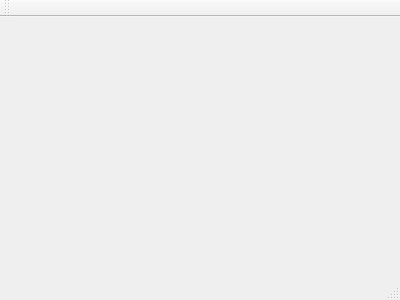
Before: the Qt Designer form mainwindow.ui in mariusmg2/X-Courier, drawn with Qt 5.
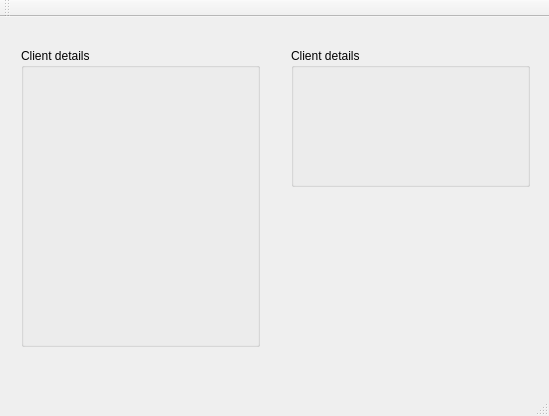
After: the same form once the commit is applied.

Commit message: main window UI redesign

Patch:
```diff
--- a/mainwindow.ui
+++ b/mainwindow.ui
@@ -1,24 +1,78 @@
 <ui version="4.0">
  <class>MainWindow</class>
- <widget class="QMainWindow" name="MainWindow" >
-  <property name="geometry" >
+ <widget class="QMainWindow" name="MainWindow">
+  <property name="geometry">
    <rect>
     <x>0</x>
     <y>0</y>
-    <width>400</width>
-    <height>300</height>
+    <width>549</width>
+    <height>416</height>
    </rect>
   </property>
   <property name="windowTitle" >
    <string>MainWindow</string>
   </property>
-  <widget class="QMenuBar" name="menuBar" />
-  <widget class="QToolBar" name="mainToolBar" />
-  <widget class="QWidget" name="centralWidget" />
-  <widget class="QStatusBar" name="statusBar" />
+  <widget class="QWidget" name="centralWidget">
+   <widget class="QWidget" name="horizontalLayoutWidget">
+    <property name="geometry">
+     <rect>
+      <x>10</x>
+      <y>20</y>
+      <width>261</width>
+      <height>321</height>
+     </rect>
+    </property>
+    <layout class="QHBoxLayout" name="leftLayout">
+     <item>
+      <widget class="QGroupBox" name="clientBox">
+       <property name="title">
+        <string>Client details</string>
+       </property>
+      </widget>
+     </item>
+    </layout>
+   </widget>
+   <widget class="QWidget" name="horizontalLayoutWidget_2">
+    <property name="geometry">
+     <rect>
+      <x>280</x>
+      <y>20</y>
+      <width>261</width>
+      <height>161</height>
+     </rect>
+    </property>
+    <layout class="QHBoxLayout" name="rightLayout">
+     <item>
+      <widget class="QGroupBox" name="recipientBox">
+       <property name="title">
+        <string>Client details</string>
+       </property>
+      </widget>
+     </item>
+    </layout>
+   </widget>
+  </widget>
+  <widget class="QMenuBar" name="menuBar">
+   <property name="geometry">
+    <rect>
+     <x>0</x>
+     <y>0</y>
+     <width>549</width>
+     <height>19</height>
+    </rect>
+   </property>
+  </widget>
+  <widget class="QToolBar" name="mainToolBar">
+   <attribute name="toolBarArea">
+    <enum>TopToolBarArea</enum>
+   </attribute>
+   <attribute name="toolBarBreak">
+    <bool>false</bool>
+   </attribute>
+  </widget>
+  <widget class="QStatusBar" name="statusBar"/>
  </widget>
- <layoutDefault spacing="6" margin="11" />
- <pixmapfunction></pixmapfunction>
+ <layoutdefault spacing="6" margin="11"/>
  <resources/>
  <connections/>
 </ui>
```
Left out of the diff: 3 changed lines with no effect on the pictures. The commit also changes 1 other file.
